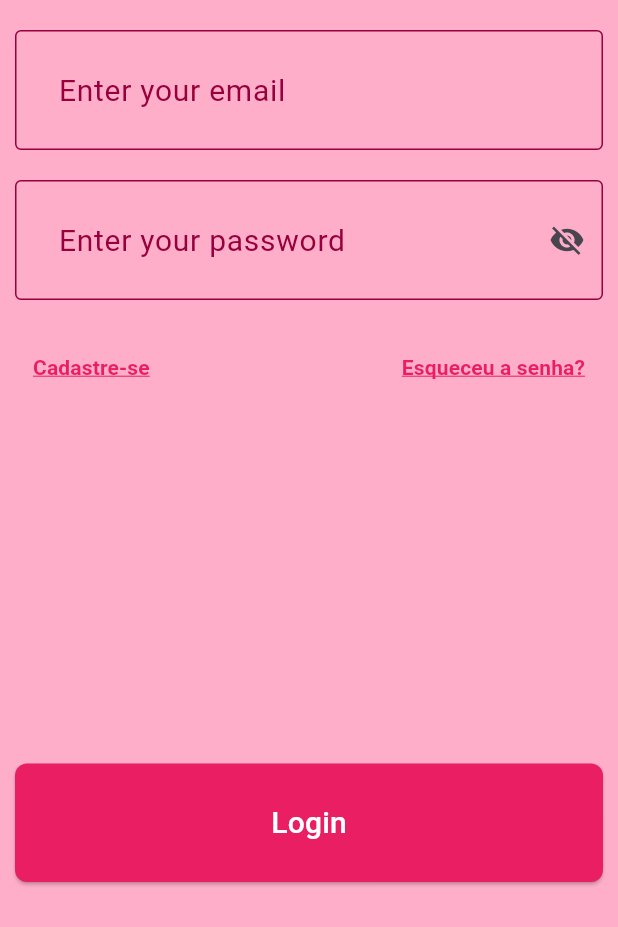
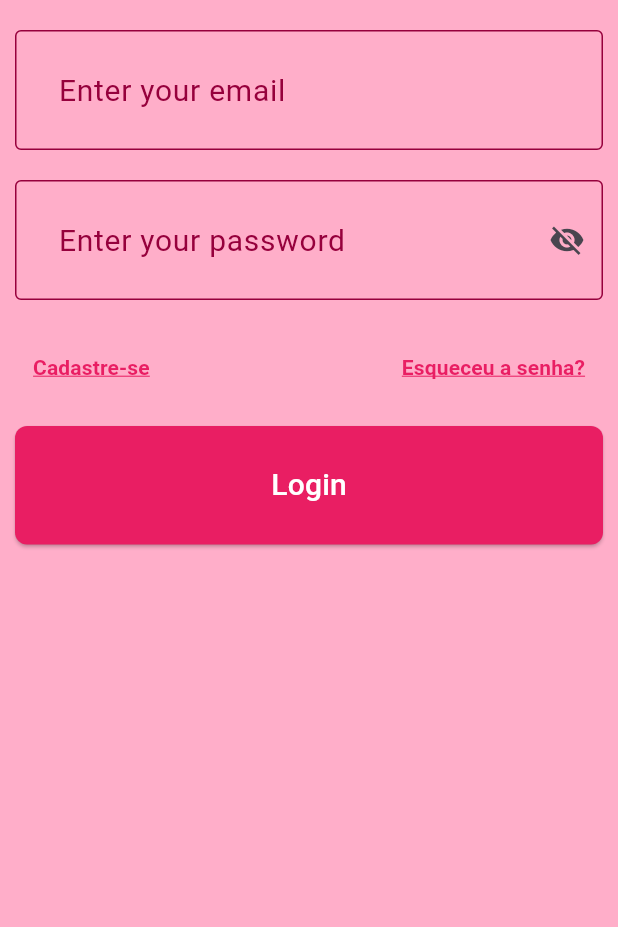
Before and after one commit to suellenvenancio/doramar_app, a Flutter app: the screen it shows after launch, on a phone screen of 412 x 824 dp, the part 309-1236 px from its top. Run offline on Flutter 3.47's test engine with Material 3 defaults, Android fonts, the phone set to English and light mode, and no system bars; our stand-ins replace expandable_text, firebase_auth, firebase_core; accounts and stored records are empty; statements that could not run were skipped.

Commit message:
fix: adjust login page layout

```diff
--- a/lib/pages/login_page.dart
+++ b/lib/pages/login_page.dart
@@ -15,8 +15,9 @@ class LoginPage extends StatelessWidget {
   Widget build(BuildContext context) {
     return Scaffold(
       appBar: CustomAppBar(title: 'Login'),
+      resizeToAvoidBottomInset: true,
       backgroundColor: Color.fromRGBO(255, 174, 201, 1),
-      body: const LoginForm(),
+      body: SafeArea(child: SingleChildScrollView(child: LoginForm())),
     );
   }
 }
@@ -207,7 +208,7 @@ class LoginFormState extends State<LoginForm> {
                 ),
               ],
             ),
-            const Spacer(),
+            const SizedBox(height: 15),
             Builder(
               builder: (context) {
                 final store = Provider.of<AuthStore>(context);
```
